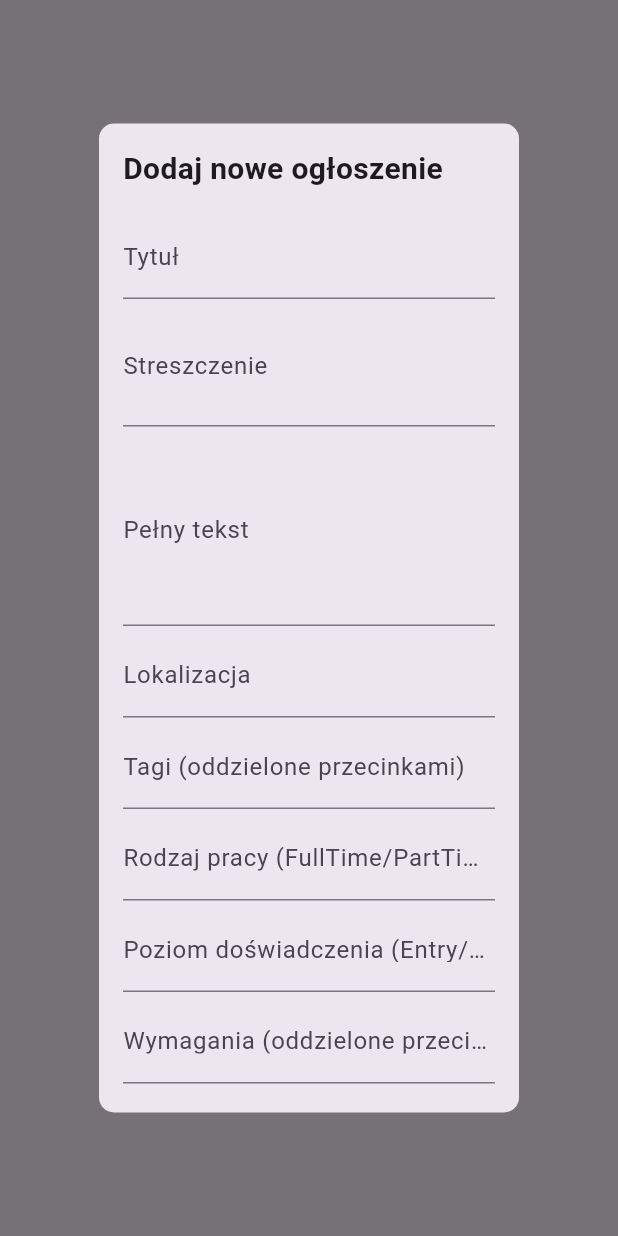
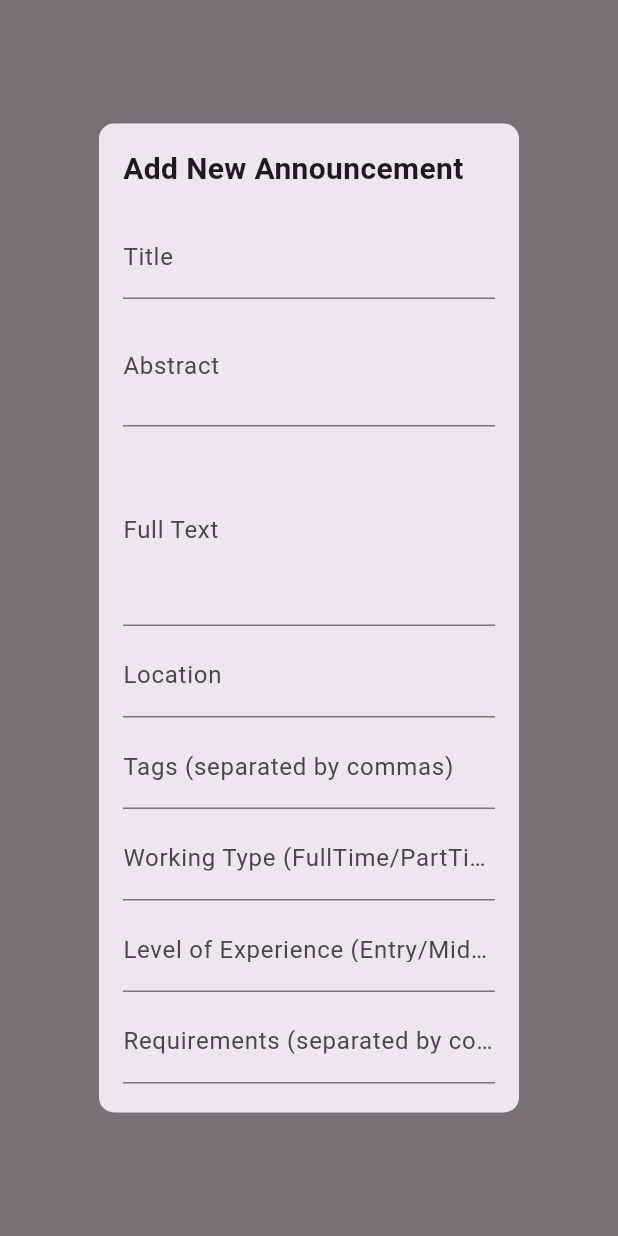
Before and after one commit to KN-Signum/best_app, a Flutter app: what showAddAnnouncementDialog() shows on an empty page, opened directly with empty values, on a phone screen of 412 x 824 dp. Run offline on Flutter 3.47's test engine with Material 3 defaults, Android fonts, the phone set to English and light mode, and no system bars; network calls fail.

Commit message:
Refactor add_annoucments_dialog.dart and main.dart

```diff
--- a/lib/dialogs/add_annoucments_dialog.dart
+++ b/lib/dialogs/add_annoucments_dialog.dart
@@ -1,5 +1,5 @@
 import 'package:flutter/material.dart';
-import 'package:flutter/services.dart'; // Potrzebne do limitu znaków
+import 'package:flutter/services.dart'; // Needed for character limit
 import 'package:best_app/model/annoucmentToDb.dart';
 import '../screens/home.dart';
 import '../services/api_service.dart';
@@ -15,18 +15,18 @@
       TextEditingController();
   final TextEditingController requirementsController = TextEditingController();
 
-  bool isActive = true; // Przełącznik stanu ogłoszenia (aktywne lub nieaktywne)
+  bool isActive = true; // Toggle switch for active/inactive announcement
 
-  // Funkcja do wysłania ogłoszenia
+  // Function to submit the announcement
   void submitAnnouncement(AnnoucmentToDb annoucment) async {
     bool success = await ApiService().addAnnouncement(annoucment);
     if (success) {
       ScaffoldMessenger.of(context).showSnackBar(
-        const SnackBar(content: Text('Ogłoszenie zostało dodane!')),
+        const SnackBar(content: Text('Announcement has been added!')),
       );
     } else {
       ScaffoldMessenger.of(context).showSnackBar(
-        const SnackBar(content: Text('Nie udało się dodać ogłoszenia.')),
+        const SnackBar(content: Text('Failed to add announcement.')),
       );
     }
   }
@@ -49,26 +49,26 @@
               crossAxisAlignment: CrossAxisAlignment.start,
               children: [
                 const Text(
-                  'Dodaj nowe ogłoszenie',
+                  'Add New Announcement',
                   style: TextStyle(fontSize: 20, fontWeight: FontWeight.bold),
                 ),
                 const SizedBox(height: 16),
                 TextField(
                   controller: titleController,
                   decoration: const InputDecoration(
-                    labelText: 'Tytuł',
+                    labelText: 'Title',
                     counterText: '',
                   ),
                   inputFormatters: [
-                    LengthLimitingTextInputFormatter(25), // Limit 25 znaków
+                    LengthLimitingTextInputFormatter(25), // Limit to 25 characters
                   ],
                 ),
                 const SizedBox(height: 5),
                 TextField(
                   controller: abstractController,
-                  decoration: const InputDecoration(labelText: 'Streszczenie'),
+                  decoration: const InputDecoration(labelText: 'Abstract'),
                   inputFormatters: [
-                    LengthLimitingTextInputFormatter(100), // Limit 100 znaków
+                    LengthLimitingTextInputFormatter(100), // Limit to 100 characters
                   ],
                   maxLines: 2,
                   minLines: 2,
@@ -76,9 +76,9 @@
                 const SizedBox(height: 5),
                 TextField(
                   controller: fullTextController,
-                  decoration: const InputDecoration(labelText: 'Pełny tekst'),
+                  decoration: const InputDecoration(labelText: 'Full Text'),
                   inputFormatters: [
-                    LengthLimitingTextInputFormatter(250), // Limit 250 znaków
+                    LengthLimitingTextInputFormatter(250), // Limit to 250 characters
                   ],
                   minLines: 4,
                   maxLines: 4,
@@ -86,39 +86,39 @@
                 const SizedBox(height: 5),
                 TextField(
                   controller: locationController,
-                  decoration: const InputDecoration(labelText: 'Lokalizacja'),
+                  decoration: const InputDecoration(labelText: 'Location'),
                 ),
                 const SizedBox(height: 5),
                 TextField(
                   controller: tagsController,
                   decoration: const InputDecoration(
-                    labelText: 'Tagi (oddzielone przecinkami)',
+                    labelText: 'Tags (separated by commas)',
                   ),
                 ),
                 const SizedBox(height: 5),
                 TextField(
                   controller: workingTypeController,
                   decoration: const InputDecoration(
-                    labelText: 'Rodzaj pracy (FullTime/PartTime)',
+                    labelText: 'Working Type (FullTime/PartTime)',
                   ),
                 ),
                 const SizedBox(height: 5),
                 TextField(
                   controller: levelOfExperienceController,
                   decoration: const InputDecoration(
-                    labelText: 'Poziom doświadczenia (Entry/Mid/Senior)',
+                    labelText: 'Level of Experience (Entry/Mid/Senior)',
                   ),
                 ),
                 const SizedBox(height: 5),
                 TextField(
                   controller: requirementsController,
                   decoration: const InputDecoration(
-                    labelText: 'Wymagania (oddzielone przecinkami)',
+                    labelText: 'Requirements (separated by commas)',
                   ),
                 ),
                 const SizedBox(height: 5),
                 SwitchListTile(
-                  title: const Text('Aktywne ogłoszenie'),
+                  title: const Text('Active Announcement'),
                   value: isActive,
                   onChanged: (bool value) {
                     isActive = value;
@@ -131,12 +131,12 @@
                       onPressed: () {
                         Navigator.of(context).pop();
                       },
-                      child: const Text('Anuluj'),
+                      child: const Text('Cancel'),
                     ),
                     const SizedBox(width: 8),
                     ElevatedButton(
                       onPressed: () {
-                        // Tworzenie obiektu AnnoucmentToDb z danych formularza
+                        // Creating AnnoucmentToDb object from form data
                         AnnoucmentToDb newAnnouncement = AnnoucmentToDb(
                           title: titleController.text,
                           abstract: abstractController.text,
@@ -145,7 +145,7 @@
                               .split(',')
                               .map((tag) => tag.trim())
                               .toList(),
-                          ownerId: userId!, // Przekazanie userId
+                          ownerId: userId!, // Pass userId
                           location: locationController.text,
                           workingType: workingTypeController.text,
                           levelOfExperience: levelOfExperienceController.text,
@@ -155,7 +155,7 @@
                               .toList(),
                         );
 
-                        // Wywołanie funkcji submitAnnouncement do wysłania ogłoszenia do API
+                        // Call submitAnnouncement to send the announcement to the API
                         submitAnnouncement(newAnnouncement);
 
                         Navigator.of(context).pushReplacement(
@@ -163,7 +163,7 @@
                               builder: (context) => Home(userId: userId)),
                         );
                       },
-                      child: const Text('Dodaj'),
+                      child: const Text('Add'),
                     ),
                   ],
                 ),
--- a/lib/main.dart
+++ b/lib/main.dart
@@ -18,7 +18,7 @@
         useMaterial3: true,
       ),
       debugShowCheckedModeBanner: false,
-      home: const Home(userId: 'da7807a5aa6d9b3586b1c38a477121c3',),
+      home: const LoginScreen(),
     );
   }
 }
```
